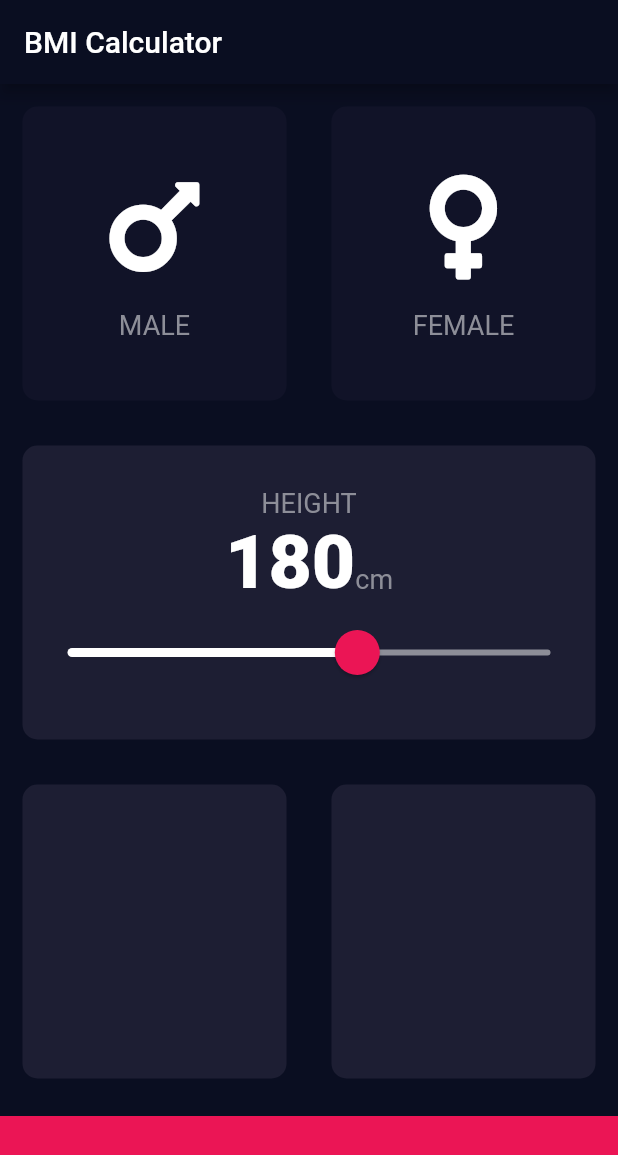
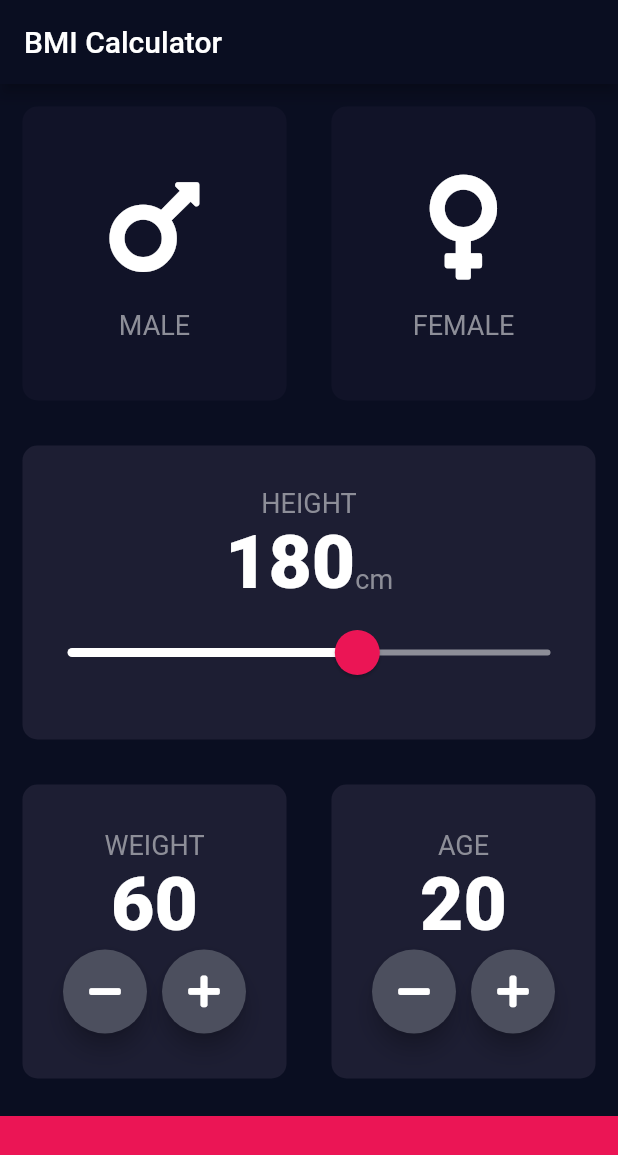
Before and after one commit to ViktorVarsano/Body-Mass-Index-Calculator, a Flutter app: the screen it shows after launch, on a phone screen of 412 x 824 dp. Shown: the top 1155 px of the screen. Run offline on Flutter 3.47's test engine with Material 2 defaults, Android fonts, the phone set to English and light mode, and no system bars; our stand-ins replace font_awesome_flutter.

Commit message:
added last two cards and RoundedIconButtons

```diff
--- a/lib/input_page.dart
+++ b/lib/input_page.dart
@@ -19,6 +19,8 @@ class InputPage extends StatefulWidget {
 class _InputPageState extends State<InputPage> {
   Gender selectedGender;
   int height = 180;
+  int weight = 60;
+  int age = 20;
 
   @override
   Widget build(BuildContext context) {
@@ -120,10 +122,81 @@ class _InputPageState extends State<InputPage> {
               Expanded(
                   child: ReusableCard(
                 colour: kActiveCardColour,
+                cardChild: Column(
+                  mainAxisAlignment: MainAxisAlignment.center,
+                  children: <Widget>[
+                    Text(
+                      'WEIGHT',
+                      style: kLabelTextStyle,
+                    ),
+                    Text(
+                      weight.toString(),
+                      style: kNunmberTextStyle,
+                    ),
+                    Row(
+                      mainAxisAlignment: MainAxisAlignment.center,
+                      children: <Widget>[
+                        RoundIconButton(
+                            icon: FontAwesomeIcons.minus,
+                            onPressed: () {
+                              setState(() {
+                                weight--;
+                              });
+                            }),
+                        SizedBox(width: 10.0),
+                        RoundIconButton(
+                          icon: FontAwesomeIcons.plus,
+                          onPressed: () {
+                            setState(() {
+                              weight++;
+                            });
+                          },
+                        ),
+                      ],
+                    ),
+                  ],
+                ),
               )),
               Expanded(
                   child: ReusableCard(
                 colour: kActiveCardColour,
+                cardChild: Column(
+                  mainAxisAlignment: MainAxisAlignment.center,
+                  children: <Widget>[
+                    Text(
+                      'AGE',
+                      style: kLabelTextStyle,
+                    ),
+                    Text(
+                      age.toString(),
+                      style: kNunmberTextStyle,
+                    ),
+                    Row(
+                      mainAxisAlignment: MainAxisAlignment.center,
+                      children: <Widget>[
+                        RoundIconButton(
+                            icon: FontAwesomeIcons.minus,
+                            onPressed: () {
+                              setState(
+                                () {
+                                  age--;
+                                },
+                              );
+                            }),
+                        SizedBox(
+                          width: 10.0,
+                        ),
+                        RoundIconButton(
+                            icon: FontAwesomeIcons.plus,
+                            onPressed: () {
+                              setState(() {
+                                age++;
+                              });
+                            })
+                      ],
+                    )
+                  ],
+                ),
               )),
             ],
           )),
@@ -138,3 +211,25 @@ class _InputPageState extends State<InputPage> {
     );
   }
 }
+
+class RoundIconButton extends StatelessWidget {
+  RoundIconButton({@required this.icon, @required this.onPressed});
+
+  final IconData icon;
+  final Function onPressed;
+
+  @override
+  Widget build(BuildContext context) {
+    return RawMaterialButton(
+      child: Icon(icon),
+      onPressed: onPressed,
+      elevation: 6.0,
+      constraints: BoxConstraints.tightFor(
+        width: 56.0,
+        height: 56.0,
+      ),
+      shape: CircleBorder(),
+      fillColor: Color(0xFF4C4F5E),
+    );
+  }
+}
```
